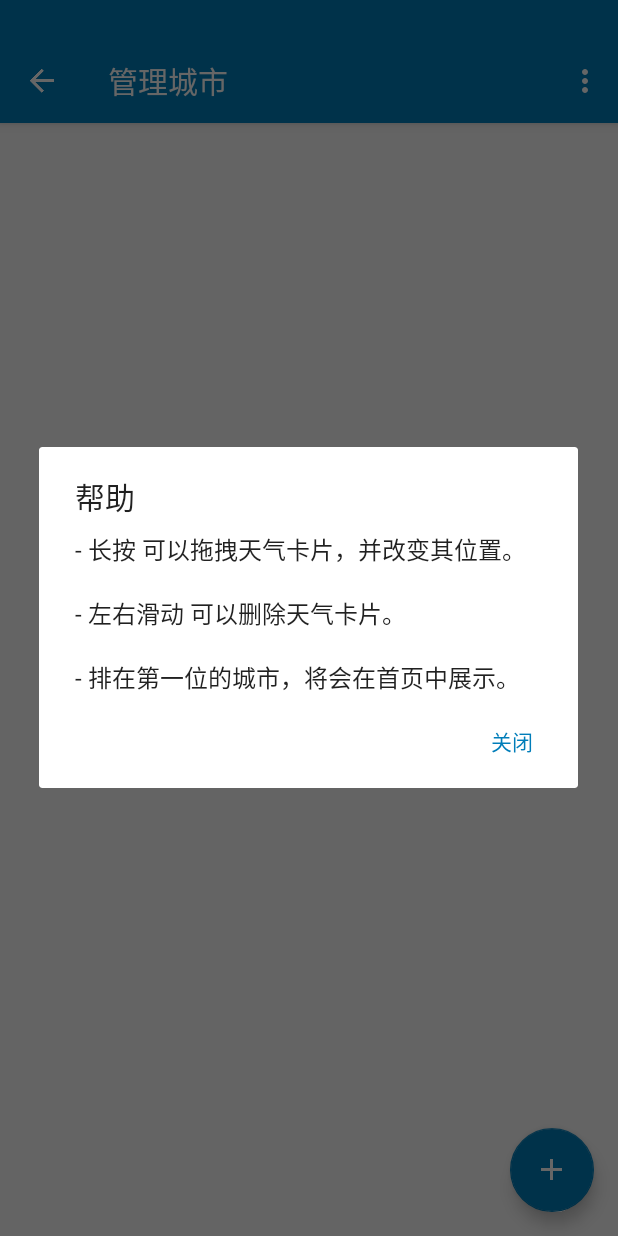
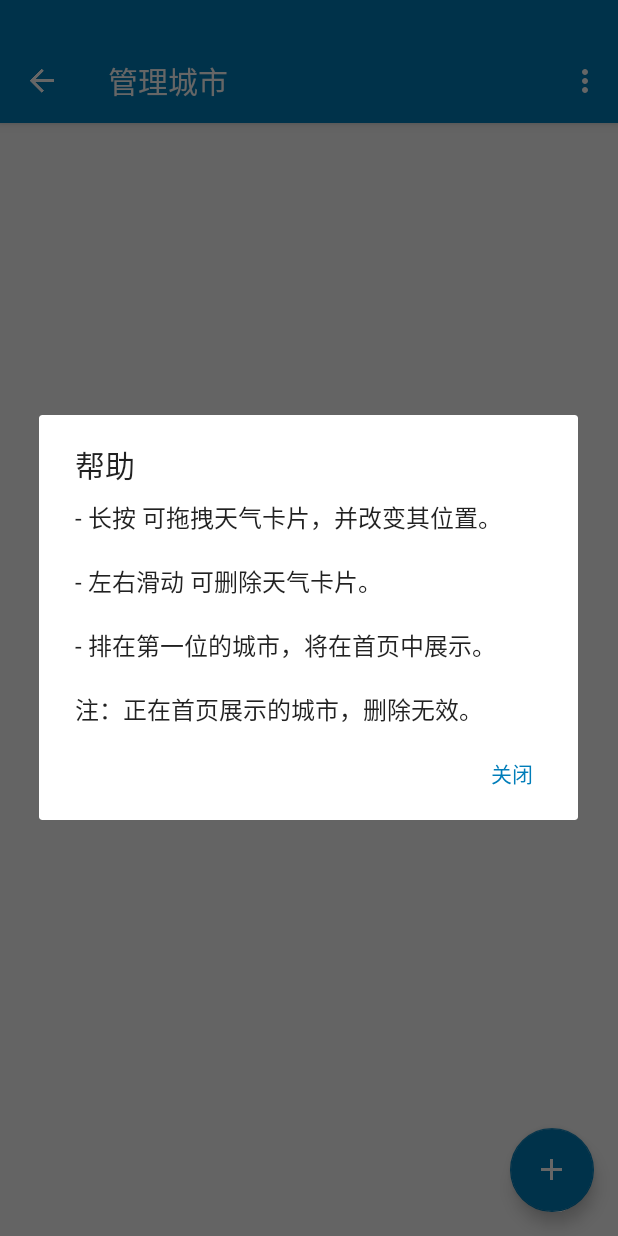
Before and after one commit to Codpoe/OnlyWeather, an Android app: the ManageActivity screen opened directly, with no data from a screen before it, in the options menu, after a tap on "帮助", on a phone screen of 412 x 824 dp. Run offline under Robolectric (Android 15) with nearby library versions, the phone set to English and light mode, and no system bars; libraries missing offline, so code that uses them is left out: com.daimajia.androidanimations, com.nineoldandroids.animation, jp.wasabeef.recyclerview, rx.android.schedulers, rx.functions and 1 more; pictures from the network do not load; 4 statements that could not run were skipped.

```diff
--- a/app/build.gradle
+++ b/app/build.gradle
@@ -8,8 +8,8 @@ android {
         applicationId "me.codpoe.onlyweather"
         minSdkVersion 19
         targetSdkVersion 23
-        versionCode 1
-        versionName "1.2.5"
+        versionCode 7
+        versionName "1.2.6"
     }
     buildTypes {
         release {
--- a/app/src/main/java/me/codpoe/onlyweather/ui/activity/ManageActivity.java
+++ b/app/src/main/java/me/codpoe/onlyweather/ui/activity/ManageActivity.java
@@ -42,6 +42,7 @@ import me.codpoe.onlyweather.model.City;
 import me.codpoe.onlyweather.model.entity.WeatherBean;
 import me.codpoe.onlyweather.ui.adapter.ManageRvAdapter;
 import me.codpoe.onlyweather.util.DialogUtils;
+import me.codpoe.onlyweather.util.PrefsUtils;
 import rx.Observable;
 import rx.Subscriber;
 import rx.android.schedulers.AndroidSchedulers;
@@ -307,7 +308,7 @@ public class ManageActivity extends AppCompatActivity implements View.OnClickLis
                     @Override
                     public void onError(Throwable e) {
                         mRefreshLay.setRefreshing(false);
-                        Snackbar.make(mCoordinatorLayout, e.getMessage(), Snackbar.LENGTH_LONG).show();
+                        Snackbar.make(mCoordinatorLayout, "刷新失败，请检查网络配置", Snackbar.LENGTH_SHORT).show();
                     }
 
                     @Override
@@ -343,6 +344,25 @@ public class ManageActivity extends AppCompatActivity implements View.OnClickLis
                         mCityList.add(city);
                         Log.d(TAG, "show 0");
                     }
+                }
+
+                // 判断首页展示的天气是否已存在于【管理城市】中
+                WeatherBean weatherBean = PrefsUtils.getShowWeatherFromPrefs(ManageActivity.this);
+                City city = new City();
+                city.setCityName(weatherBean.getHeWeatherDataService().get(0).getBasic().getCity());
+
+                List<String> stringList = new ArrayList<String>();
+                for (int i = 0; i < mCityList.size(); i ++) {
+                    stringList.add(mCityList.get(i).getCityName());
+                }
+
+                if (list == null) {
+                    list = new ArrayList<WeatherBean>();
+                    list.add(weatherBean);
+                    mCityList.add(city);
+                } else if (!stringList.contains(city.getCityName())) {
+                    list.add(PrefsUtils.getShowWeatherFromPrefs(ManageActivity.this));
+                    mCityList.add(city);
                 }
                 subscriber.onNext(list);
             }
--- a/app/src/main/java/me/codpoe/onlyweather/util/DialogUtils.java
+++ b/app/src/main/java/me/codpoe/onlyweather/util/DialogUtils.java
@@ -23,9 +23,10 @@ public class DialogUtils {
         new AlertDialog.Builder(context)
                 .setCancelable(true)
                 .setTitle("帮助")
-                .setMessage("- 长按 可以拖拽天气卡片，并改变其位置。\n\n" +
-                        "- 左右滑动 可以删除天气卡片。\n\n" +
-                        "- 排在第一位的城市，将会在首页中展示。")
+                .setMessage("- 长按 可拖拽天气卡片，并改变其位置。\n\n" +
+                        "- 左右滑动 可删除天气卡片。\n\n" +
+                        "- 排在第一位的城市，将在首页中展示。\n\n" +
+                        "注：正在首页展示的城市，删除无效。")
                 .setNegativeButton("关闭", new DialogInterface.OnClickListener() {
                     @Override
                     public void onClick(DialogInterface dialog, int which) {
@@ -76,7 +77,7 @@ public class DialogUtils {
         new AlertDialog.Builder(context)
                 .setCancelable(true)
                 .setTitle("点赞")
-                .setMessage("点击 确定，将会跳转到 仅仅天气 的项目地址。")
+                .setMessage("点击确定，将会跳转到 仅仅天气 的项目地址。")
                 .setPositiveButton("确定", new DialogInterface.OnClickListener() {
                     @Override
                     public void onClick(DialogInterface dialog, int which) {
```
Also changed, not shown: app/src/main/AndroidManifest.xml (+11 -0 lines), app/src/main/java/me/codpoe/onlyweather/httpUtil/HttpMethods.java (+22 -33 lines), app/src/main/java/me/codpoe/onlyweather/ui/activity/MainActivity.java (+92 -12 lines), app/src/main/java/me/codpoe/onlyweather/util/PrefsUtils.java (added, +108 -0 lines), app/src/main/java/me/codpoe/onlyweather/util/Utils.java (+10 -0 lines), app/src/main/java/me/codpoe/onlyweather/util/VersionUtils.java (+7 -4 lines), 1 other file.
